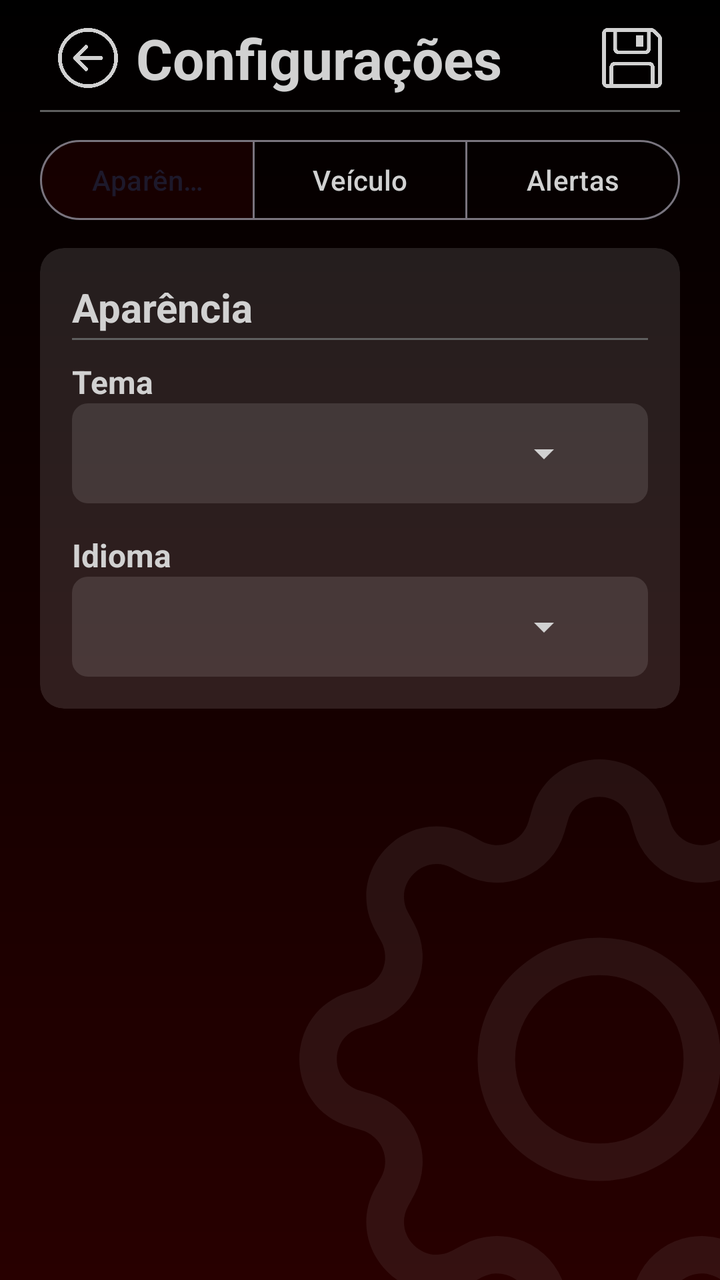
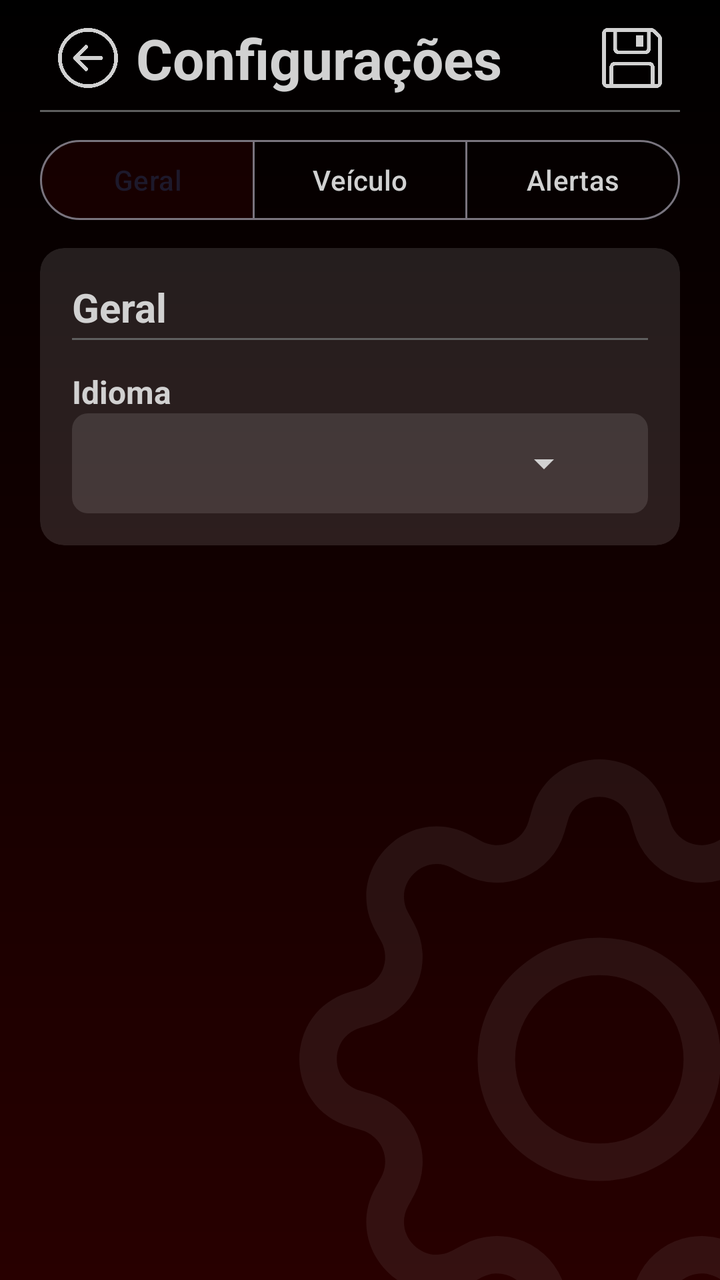

Before-and-after screenshots of an Android layout around one commit, followed by the original layout XML and the change that was made.
<!-- AndroidManifest.xml: application theme Theme.OBDMonitor -->
<!-- res/layout/activity_settings.xml -->
<?xml version="1.0" encoding="utf-8"?>
<androidx.constraintlayout.widget.ConstraintLayout xmlns:android="http://schemas.android.com/apk/res/android"
    xmlns:app="http://schemas.android.com/apk/res-auto"
    xmlns:tools="http://schemas.android.com/tools"
    android:id="@+id/main"
    android:layout_width="match_parent"
    android:layout_height="match_parent"
    android:background="@drawable/application_background"
    tools:context=".ui.SettingsActivity">

    <ImageView
        android:id="@+id/imgBackgroundSettings"
        android:layout_width="300dp"
        android:layout_height="300dp"
        android:layout_marginEnd="-90dp"
        android:layout_marginBottom="-40dp"
        android:alpha="0.08"
        android:contentDescription="@null"
        android:scaleType="fitCenter"
        android:src="@drawable/ic_button_settings"
        app:layout_constraintBottom_toBottomOf="parent"
        app:layout_constraintEnd_toEndOf="parent"
        tools:ignore="ImageContrastCheck,VisualLintBounds" />

    <androidx.constraintlayout.widget.ConstraintLayout
        android:id="@+id/containerSettings"
        style="@style/MainContainer"
        app:layout_constraintBottom_toBottomOf="parent"
        app:layout_constraintEnd_toEndOf="parent"
        app:layout_constraintStart_toStartOf="parent"
        app:layout_constraintTop_toTopOf="parent">

        <androidx.constraintlayout.widget.ConstraintLayout
            android:id="@+id/containerHeader"
            android:layout_width="0dp"
            android:layout_height="wrap_content"
            app:layout_constraintEnd_toEndOf="parent"
            app:layout_constraintStart_toStartOf="parent"
            app:layout_constraintTop_toTopOf="parent">

            <androidx.appcompat.widget.AppCompatImageButton
                android:id="@+id/btnBack"
                style="@style/BackButtonComponent"
                app:layout_constraintBottom_toBottomOf="parent"
                app:layout_constraintStart_toStartOf="parent"
                app:layout_constraintTop_toTopOf="parent" />

            <TextView
                android:id="@+id/txtTitle"
                android:layout_width="0dp"
                android:layout_height="wrap_content"
                android:text="@string/settings"
                android:textColor="?attr/colorOnPrimary"
                android:textSize="28sp"
                android:textStyle="bold"
                app:layout_constraintBottom_toBottomOf="parent"
                app:layout_constraintEnd_toStartOf="@id/btnSave"
                app:layout_constraintStart_toEndOf="@id/btnBack"
                app:layout_constraintTop_toTopOf="parent" />

            <androidx.appcompat.widget.AppCompatImageButton
                android:id="@+id/btnSave"
                style="@style/SaveButtonComponent"
                app:layout_constraintBottom_toBottomOf="parent"
                app:layout_constraintEnd_toEndOf="parent"
                app:layout_constraintTop_toTopOf="parent" />
        </androidx.constraintlayout.widget.ConstraintLayout>

        <View
            android:id="@+id/containerSeparator"
            style="@style/SeparatorComponent"
            app:layout_constraintEnd_toEndOf="parent"
            app:layout_constraintStart_toStartOf="parent"
            app:layout_constraintTop_toBottomOf="@id/containerHeader" />

        <ScrollView
            android:id="@+id/scrollSettings"
            android:layout_width="0dp"
            android:layout_height="0dp"
            android:fillViewport="true"
            app:layout_constraintBottom_toBottomOf="parent"
            app:layout_constraintEnd_toEndOf="parent"
            app:layout_constraintStart_toStartOf="parent"
            app:layout_constraintTop_toBottomOf="@id/containerSeparator">

            <androidx.constraintlayout.widget.ConstraintLayout
                android:id="@+id/containerSettingsContent"
                android:layout_width="match_parent"
                android:layout_height="wrap_content">

                <com.google.android.material.button.MaterialButtonToggleGroup
                    android:id="@+id/groupSettingsCategory"
                    android:layout_width="0dp"
                    android:layout_height="wrap_content"
                    android:layout_marginTop="10dp"
                    app:checkedButton="@id/btnAppearance"
                    app:layout_constraintEnd_toEndOf="parent"
                    app:layout_constraintStart_toStartOf="parent"
                    app:layout_constraintTop_toTopOf="parent"
                    app:selectionRequired="true"
                    app:singleSelection="true">

                    <com.google.android.material.button.MaterialButton
                        android:id="@+id/btnAppearance"
                        style="@style/Widget.Material3.Button.OutlinedButton"
                        android:layout_width="0dp"
                        android:layout_height="wrap_content"
                        android:layout_weight="1"
                        android:text="@string/appearance"
                        tools:ignore="TextContrastCheck" />

                    <com.google.android.material.button.MaterialButton
                        android:id="@+id/btnVehicle"
                        style="@style/Widget.Material3.Button.OutlinedButton"
                        android:layout_width="0dp"
                        android:layout_height="wrap_content"
                        android:layout_weight="1"
                        android:text="@string/vehicle" />

                    <com.google.android.material.button.MaterialButton
                        android:id="@+id/btnAlerts"
                        style="@style/Widget.Material3.Button.OutlinedButton"
                        android:layout_width="0dp"
                        android:layout_height="wrap_content"
                        android:layout_weight="1"
                        android:text="@string/alerts" />
                </com.google.android.material.button.MaterialButtonToggleGroup>

                <com.google.android.material.card.MaterialCardView
                    android:id="@+id/cardAppearance"
                    style="@style/SettingsCard"
                    app:layout_constraintEnd_toEndOf="parent"
                    app:layout_constraintStart_toStartOf="parent"
                    app:layout_constraintTop_toBottomOf="@id/groupSettingsCategory">

                    <androidx.constraintlayout.widget.ConstraintLayout
                        android:layout_width="match_parent"
                        android:layout_height="wrap_content"
                        android:padding="16dp">

                        <TextView
                            android:id="@+id/txtAppearanceTitle"
                            style="@style/SettingsSectionTitle"
                            android:text="@string/appearance"
                            app:layout_constraintEnd_toEndOf="parent"
                            app:layout_constraintStart_toStartOf="parent"
                            app:layout_constraintTop_toTopOf="parent" />

                        <View
                            android:id="@+id/appearanceSeparator"
                            style="@style/SeparatorComponent"
                            app:layout_constraintEnd_toEndOf="parent"
                            app:layout_constraintStart_toStartOf="parent"
                            app:layout_constraintTop_toBottomOf="@id/txtAppearanceTitle" />

                        <TextView
                            android:id="@+id/txtTheme"
                            style="@style/SettingsLabel"
                            android:layout_marginTop="10dp"
                            android:text="@string/theme"
                            app:layout_constraintEnd_toEndOf="parent"
                            app:layout_constraintStart_toStartOf="parent"
                            app:layout_constraintTop_toBottomOf="@id/appearanceSeparator" />

                        <Spinner
                            android:id="@+id/spinnerTheme"
                            style="@style/SettingsSpinner"
                            app:layout_constraintEnd_toEndOf="parent"
                            app:layout_constraintStart_toStartOf="parent"
                            app:layout_constraintTop_toBottomOf="@id/txtTheme" />

                        <TextView
                            android:id="@+id/txtLanguage"
                            style="@style/SettingsLabel"
                            android:layout_marginTop="15dp"
                            android:text="@string/language"
                            app:layout_constraintEnd_toEndOf="parent"
                            app:layout_constraintStart_toStartOf="parent"
                            app:layout_constraintTop_toBottomOf="@id/spinnerTheme" />

                        <Spinner
                            android:id="@+id/spinnerLanguage"
                            style="@style/SettingsSpinner"
                            app:layout_constraintEnd_toEndOf="parent"
                            app:layout_constraintStart_toStartOf="parent"
                            app:layout_constraintTop_toBottomOf="@id/txtLanguage" />

                    </androidx.constraintlayout.widget.ConstraintLayout>
                </com.google.android.material.card.MaterialCardView>

                <com.google.android.material.card.MaterialCardView
                    android:id="@+id/cardVehicle"
                    style="@style/SettingsCard"
                    android:visibility="gone"
                    app:layout_constraintEnd_toEndOf="parent"
                    app:layout_constraintStart_toStartOf="parent"
                    app:layout_constraintTop_toBottomOf="@id/cardAppearance">

                    <androidx.constraintlayout.widget.ConstraintLayout
                        android:layout_width="match_parent"
                        android:layout_height="wrap_content"
                        android:padding="16dp">

                        <TextView
                            android:id="@+id/txtVehicleTitle"
                            style="@style/SettingsSectionTitle"
                            android:text="@string/vehicle"
                            app:layout_constraintEnd_toEndOf="parent"
                            app:layout_constraintStart_toStartOf="parent"
                            app:layout_constraintTop_toTopOf="parent" />

                        <View
                            android:id="@+id/vehicleSeparator"
                            style="@style/SeparatorComponent"
                            app:layout_constraintEnd_toEndOf="parent"
                            app:layout_constraintStart_toStartOf="parent"
                            app:layout_constraintTop_toBottomOf="@id/txtVehicleTitle" />

                        <TextView
                            android:id="@+id/txtRpmSettingTitle"
                            style="@style/SettingsLabel"
                            android:layout_width="wrap_content"
                            android:layout_height="wrap_content"
                            android:text="@string/vehicle_max_rpm_title"
                            app:layout_constraintBottom_toBottomOf="@id/btnVehicleMaxRpmHelp"
                            app:layout_constraintStart_toStartOf="parent"
                            app:layout_constraintTop_toTopOf="@id/btnVehicleMaxRpmHelp" />

                        <androidx.appcompat.widget.AppCompatImageButton
                            android:id="@+id/btnVehicleMaxRpmHelp"
                            style="@style/HelpButtonComponent"
                            android:layout_width="20dp"
                            android:layout_height="20dp"
                            android:layout_marginStart="2dp"
                            android:layout_marginTop="10dp"
                            android:padding="2dp"
                            android:translationY="1dp"
                            app:layout_constraintStart_toEndOf="@id/txtRpmSettingTitle"
                            app:layout_constraintTop_toBottomOf="@id/vehicleSeparator" />

                        <com.google.android.material.textfield.TextInputLayout
                            android:id="@+id/layoutMaxRpm"
                            style="@style/Widget.Material3.TextInputLayout.OutlinedBox"
                            android:layout_width="0dp"
                            android:layout_height="wrap_content"
                            android:layout_marginTop="8dp"
                            android:hint="@string/vehicle_max_rpm_hint"
                            app:layout_constraintEnd_toEndOf="parent"
                            app:layout_constraintStart_toStartOf="parent"
                            app:layout_constraintTop_toBottomOf="@id/btnVehicleMaxRpmHelp">

                            <com.google.android.material.textfield.TextInputEditText
                                android:id="@+id/editMaxRpm"
                                style="@style/SettingsValueInput" />
                        </com.google.android.material.textfield.TextInputLayout>

                        <TextView
                            android:id="@+id/txtRpmRange"
                            style="@style/SettingsHelper"
                            android:layout_marginTop="8dp"
                            app:layout_constraintEnd_toEndOf="parent"
                            app:layout_constraintStart_toStartOf="parent"
                            app:layout_constraintTop_toBottomOf="@id/layoutMaxRpm" />

                    </androidx.constraintlayout.widget.ConstraintLayout>
                </com.google.android.material.card.MaterialCardView>

                <com.google.android.material.card.MaterialCardView
                    android:id="@+id/cardAlerts"
                    style="@style/SettingsCard"
                    android:visibility="gone"
                    app:layout_constraintEnd_toEndOf="parent"
                    app:layout_constraintStart_toStartOf="parent"
                    app:layout_constraintTop_toBottomOf="@id/cardVehicle">

                    <androidx.constraintlayout.widget.ConstraintLayout
                        android:layout_width="match_parent"
                        android:layout_height="wrap_content"
                        android:padding="16dp">

                        <TextView
                            android:id="@+id/txtAlertsTitle"
                            style="@style/SettingsSectionTitle"
                            android:text="@string/alerts"
                            app:layout_constraintEnd_toEndOf="parent"
                            app:layout_constraintStart_toStartOf="parent"
                            app:layout_constraintTop_toTopOf="parent" />

                        <View
                            android:id="@+id/alertsSeparator"
                            style="@style/SeparatorComponent"
                            app:layout_constraintEnd_toEndOf="parent"
                            app:layout_constraintStart_toStartOf="parent"
                            app:layout_constraintTop_toBottomOf="@id/txtAlertsTitle" />

                        <TextView
                            android:id="@+id/txtBlinkRpmTitle"
                            style="@style/SettingsLabel"
                            android:layout_width="wrap_content"
                            android:layout_height="wrap_content"
                            android:text="@string/rpm_blink_start_title"
                            app:layout_constraintBottom_toBottomOf="@id/btnBlinkRpmHelp"
                            app:layout_constraintStart_toStartOf="parent"
                            app:layout_constraintTop_toTopOf="@id/btnBlinkRpmHelp" />

                        <androidx.appcompat.widget.AppCompatImageButton
                            android:id="@+id/btnBlinkRpmHelp"
                            style="@style/HelpButtonComponent"
                            android:layout_width="20dp"
                            android:layout_height="20dp"
                            android:layout_marginStart="2dp"
                            android:layout_marginTop="10dp"
                            android:padding="2dp"
                            android:translationY="1dp"
                            app:layout_constraintStart_toEndOf="@id/txtBlinkRpmTitle"
                            app:layout_constraintTop_toBottomOf="@id/alertsSeparator" />

                        <com.google.android.material.textfield.TextInputLayout
                            android:id="@+id/layoutBlinkStartRpm"
                            style="@style/Widget.Material3.TextInputLayout.OutlinedBox"
                            android:layout_width="0dp"
                            android:layout_height="wrap_content"
                            android:layout_marginTop="8dp"
                            android:hint="@string/rpm_blink_start_hint"
                            app:layout_constraintEnd_toEndOf="parent"
                            app:layout_constraintStart_toStartOf="parent"
                            app:layout_constraintTop_toBottomOf="@id/btnBlinkRpmHelp">

                            <com.google.android.material.textfield.TextInputEditText
                                android:id="@+id/editBlinkStartRpm"
                                style="@style/SettingsValueInput" />
                        </com.google.android.material.textfield.TextInputLayout>

                        <TextView
                            android:id="@+id/txtBlinkRpmRange"
                            style="@style/SettingsHelper"
                            android:layout_marginTop="8dp"
                            app:layout_constraintEnd_toEndOf="parent"
                            app:layout_constraintStart_toStartOf="parent"
                            app:layout_constraintTop_toBottomOf="@id/layoutBlinkStartRpm" />

                    </androidx.constraintlayout.widget.ConstraintLayout>
                </com.google.android.material.card.MaterialCardView>
            </androidx.constraintlayout.widget.ConstraintLayout>
        </ScrollView>
    </androidx.constraintlayout.widget.ConstraintLayout>
</androidx.constraintlayout.widget.ConstraintLayout>
<!-- resources referenced by this layout -->
<resources>
  <string name="alerts">Alertas</string>
  <string name="appearance">Aparência</string>
  <string name="language">Idioma</string>
  <string name="rpm_blink_start_hint">Iniciar alerta em RPM</string>
  <string name="rpm_blink_start_title">Alerta de rotação</string>
  <string name="settings">Configurações</string>
  <string name="theme">Tema</string>
  <string name="vehicle">Veículo</string>
  <string name="vehicle_max_rpm_hint">RPM máximo</string>
  <string name="vehicle_max_rpm_title">RPM máximo do veículo</string>
  <style name="BackButtonComponent" parent="ButtonComponent">
          <item name="android:src">@drawable/ic_button_back</item>
          <item name="android:contentDescription">@string/back</item>
      </style>
  <style name="HelpButtonComponent" parent="ButtonComponent">
          <item name="android:src">@drawable/ic_button_help</item>
          <item name="android:contentDescription">@string/help</item>
          <item name="android:scaleType">fitCenter</item>
      </style>
  <style name="SaveButtonComponent" parent="ButtonComponent">
          <item name="android:src">@drawable/ic_button_save</item>
          <item name="android:contentDescription">@string/save</item>
      </style>
  <style name="SettingsHelper" parent="SettingsTextComponent">
          <item name="android:textSize">12sp</item>
      </style>
  <style name="SettingsLabel" parent="SettingsTextComponent">
          <item name="android:textSize">16sp</item>
          <item name="android:textStyle">bold</item>
      </style>
  <style name="SettingsSectionTitle" parent="SettingsTextComponent">
          <item name="android:textSize">20sp</item>
          <item name="android:textStyle">bold</item>
      </style>
  <style name="SettingsSpinner" parent="SettingsBaseComponent">
          <item name="android:background">@drawable/spinner_background</item>
          <item name="android:dropDownVerticalOffset">5dp</item>
          <item name="android:minHeight">50dp</item>
          <item name="android:popupBackground">?attr/colorPrimaryContainer</item>
          <item name="android:spinnerMode">dropdown</item>
      </style>
  <style name="Theme.OBDMonitor" parent="Base.Theme.OBDMonitor" />
  <color name="dark_red">#280000</color>
  <style name="ButtonComponent">
          <item name="android:layout_width">48dp</item>
          <item name="android:layout_height">48dp</item>
          <item name="android:background">?attr/selectableItemBackgroundBorderless</item>
      </style>
  <string name="back">Voltar</string>
  <string name="help">Ajuda</string>
  <string name="save">Salvar</string>
  <!-- drawable separator_background (drawable) -->
  <?xml version="1.0" encoding="utf-8"?>
  <shape xmlns:android="http://schemas.android.com/apk/res/android">
      <size android:height="1dp" />
      <solid android:color="?attr/colorPrimaryVariant" />
  </shape>
  <style name="SettingsTextComponent" parent="SettingsBaseComponent">
          <item name="android:textColor">?attr/colorOnPrimary</item>
      </style>
  <style name="SettingsBaseComponent">
          <item name="android:layout_width">0dp</item>
          <item name="android:layout_height">wrap_content</item>
      </style>
  <color name="primary_light_mode">@color/black</color>
  <color name="primary_variant_light_mode">@color/grey</color>
  <color name="on_primary_light_mode">@color/light_grey</color>
  <color name="secondary_light_mode">@color/dark_red</color>
  <color name="secondary_variant_light_mode">@color/light_red</color>
  <color name="primary_container_light_mode">@color/white_transparency</color>
  <color name="secondary_container_light_mode">@color/red_transparency</color>
  <color name="surface_light_mode">@color/black</color>
  <color name="on_surface_light_mode">@color/light_grey</color>
  <color name="black">#000000</color>
  <color name="grey">#5F5F5F</color>
  <color name="light_grey">#D1D1D1</color>
  <color name="light_red">#8E343C</color>
  <color name="white_transparency">#1EFFFFFF</color>
  <color name="red_transparency">#80280000</color>
  <!-- unchanged entries left out for length: 12 -->
</resources>

<!-- the commit's change to res/layout/activity_settings.xml (unified diff, before → after) -->
@@ -93,7 +93,7 @@
                     android:layout_width="0dp"
                     android:layout_height="wrap_content"
                     android:layout_marginTop="10dp"
-                    app:checkedButton="@id/btnAppearance"
+                    app:checkedButton="@id/btnGeneral"
                     app:layout_constraintEnd_toEndOf="parent"
                     app:layout_constraintStart_toStartOf="parent"
                     app:layout_constraintTop_toTopOf="parent"
@@ -101,12 +101,12 @@
                     app:singleSelection="true">
 
                     <com.google.android.material.button.MaterialButton
-                        android:id="@+id/btnAppearance"
+                        android:id="@+id/btnGeneral"
                         style="@style/Widget.Material3.Button.OutlinedButton"
                         android:layout_width="0dp"
                         android:layout_height="wrap_content"
                         android:layout_weight="1"
-                        android:text="@string/appearance"
+                        android:text="@string/general"
                         tools:ignore="TextContrastCheck" />
 
                     <com.google.android.material.button.MaterialButton
@@ -127,7 +127,7 @@
                 </com.google.android.material.button.MaterialButtonToggleGroup>
 
                 <com.google.android.material.card.MaterialCardView
-                    android:id="@+id/cardAppearance"
+                    android:id="@+id/cardGeneral"
                     style="@style/SettingsCard"
                     app:layout_constraintEnd_toEndOf="parent"
                     app:layout_constraintStart_toStartOf="parent"
@@ -139,35 +139,19 @@
                         android:padding="16dp">
 
                         <TextView
-                            android:id="@+id/txtAppearanceTitle"
+                            android:id="@+id/txtGeneralTitle"
                             style="@style/SettingsSectionTitle"
-                            android:text="@string/appearance"
+                            android:text="@string/general"
                             app:layout_constraintEnd_toEndOf="parent"
                             app:layout_constraintStart_toStartOf="parent"
                             app:layout_constraintTop_toTopOf="parent" />
 
                         <View
-                            android:id="@+id/appearanceSeparator"
+                            android:id="@+id/generalSeparator"
                             style="@style/SeparatorComponent"
                             app:layout_constraintEnd_toEndOf="parent"
                             app:layout_constraintStart_toStartOf="parent"
-                            app:layout_constraintTop_toBottomOf="@id/txtAppearanceTitle" />
-
-                        <TextView
-                            android:id="@+id/txtTheme"
-                            style="@style/SettingsLabel"
-                            android:layout_marginTop="10dp"
-                            android:text="@string/theme"
-                            app:layout_constraintEnd_toEndOf="parent"
-                            app:layout_constraintStart_toStartOf="parent"
-                            app:layout_constraintTop_toBottomOf="@id/appearanceSeparator" />
-
-                        <Spinner
-                            android:id="@+id/spinnerTheme"
-                            style="@style/SettingsSpinner"
-                            app:layout_constraintEnd_toEndOf="parent"
-                            app:layout_constraintStart_toStartOf="parent"
-                            app:layout_constraintTop_toBottomOf="@id/txtTheme" />
+                            app:layout_constraintTop_toBottomOf="@id/txtGeneralTitle" />
 
                         <TextView
                             android:id="@+id/txtLanguage"
@@ -176,7 +160,7 @@
                             android:text="@string/language"
                             app:layout_constraintEnd_toEndOf="parent"
                             app:layout_constraintStart_toStartOf="parent"
-                            app:layout_constraintTop_toBottomOf="@id/spinnerTheme" />
+                            app:layout_constraintTop_toBottomOf="@id/generalSeparator" />
 
                         <Spinner
                             android:id="@+id/spinnerLanguage"
@@ -194,7 +178,7 @@
                     android:visibility="gone"
                     app:layout_constraintEnd_toEndOf="parent"
                     app:layout_constraintStart_toStartOf="parent"
-                    app:layout_constraintTop_toBottomOf="@id/cardAppearance">
+                    app:layout_constraintTop_toBottomOf="@id/cardGeneral">
 
                     <androidx.constraintlayout.widget.ConstraintLayout
                         android:layout_width="match_parent"
<!-- resource entries referenced after the edit -->
@@ -1,12 +1,11 @@
 <!-- resources referenced by this layout -->
 <resources>
   <string name="alerts">Alertas</string>
-  <string name="appearance">Aparência</string>
+  <string name="general">Geral</string>
   <string name="language">Idioma</string>
   <string name="rpm_blink_start_hint">Iniciar alerta em RPM</string>
   <string name="rpm_blink_start_title">Alerta de rotação</string>
   <string name="settings">Configurações</string>
-  <string name="theme">Tema</string>
   <string name="vehicle">Veículo</string>
   <string name="vehicle_max_rpm_hint">RPM máximo</string>
   <string name="vehicle_max_rpm_title">RPM máximo do veículo</string>
@@ -38,7 +37,7 @@
           <item name="android:background">@drawable/spinner_background</item>
           <item name="android:dropDownVerticalOffset">5dp</item>
           <item name="android:minHeight">50dp</item>
-          <item name="android:popupBackground">?attr/colorPrimaryContainer</item>
+          <item name="android:popupBackground">@color/metric_card_background</item>
           <item name="android:spinnerMode">dropdown</item>
       </style>
   <style name="Theme.OBDMonitor" parent="Base.Theme.OBDMonitor" />
@@ -64,6 +63,7 @@
           <item name="android:layout_width">0dp</item>
           <item name="android:layout_height">wrap_content</item>
       </style>
+  <color name="metric_card_background">#202020</color>
   <color name="primary_light_mode">@color/black</color>
   <color name="primary_variant_light_mode">@color/grey</color>
   <color name="on_primary_light_mode">@color/light_grey</color>
